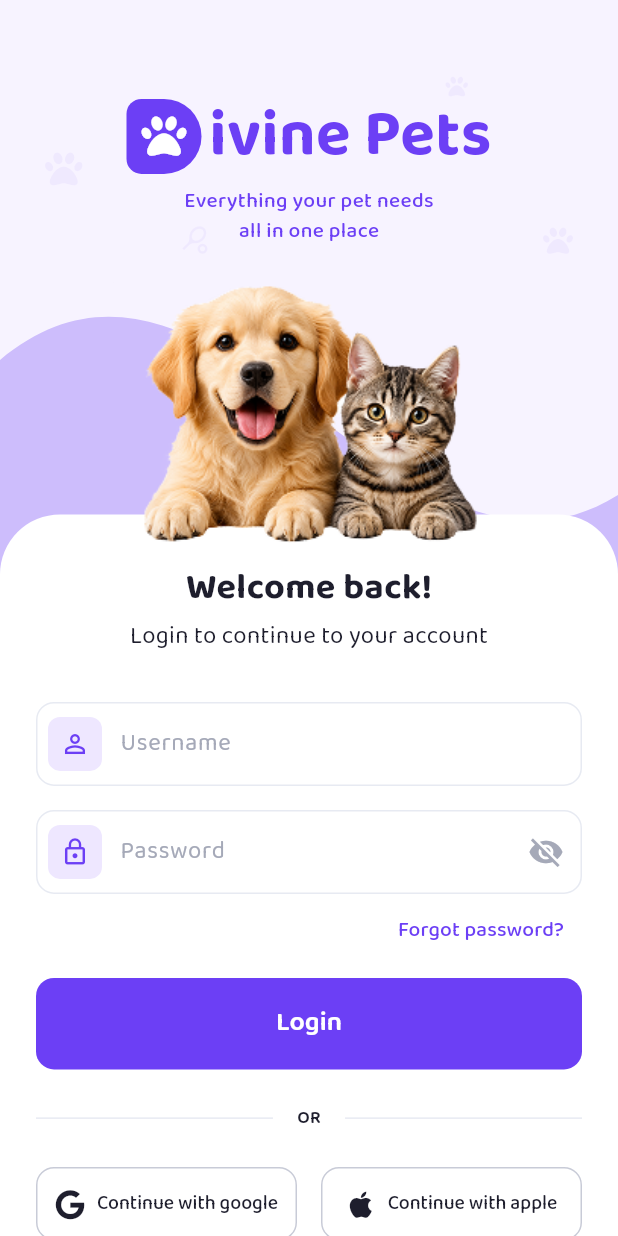
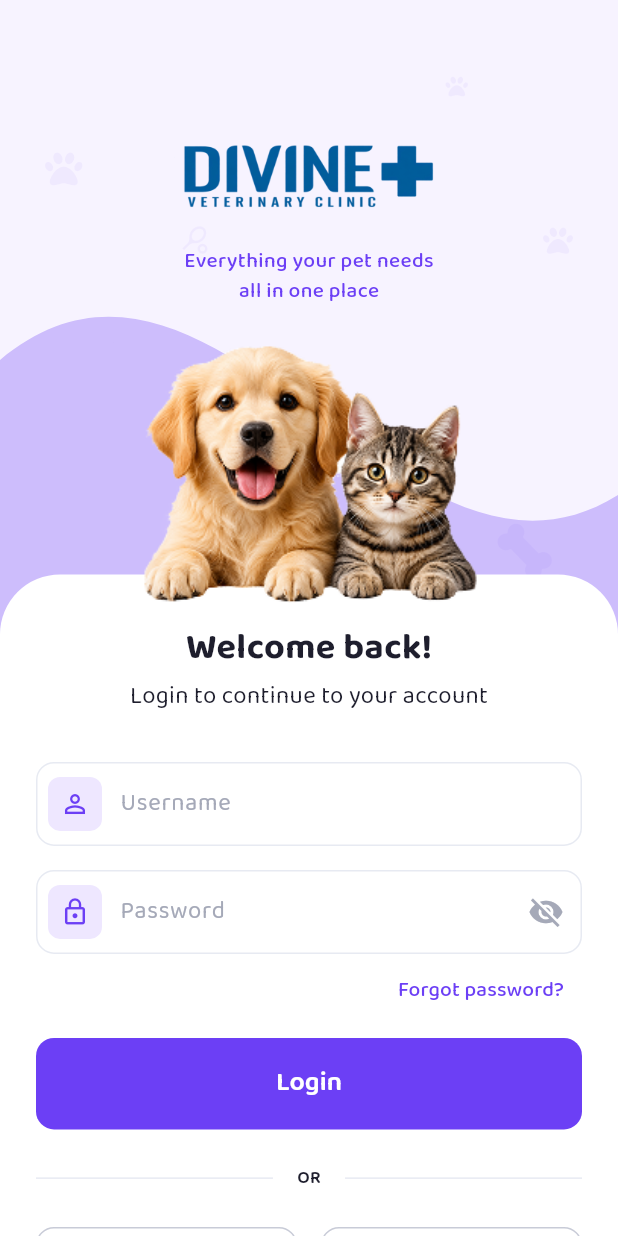
Before and after one commit to Asim-9812/nextrestrov2, a Flutter app: the screen it shows after launch, on a phone screen of 412 x 824 dp. Run offline on Flutter 3.47's test engine with Material 3 defaults, Android fonts, the phone set to English and light mode, and no system bars; our stand-ins replace animate_do, dartz, device_preview, dio, equatable, firebase_core and 9 more; missing offline and left inert: onesignal_flutter; accounts and stored records are empty.

Commit message:
feat: change app logo to banner_logo.png and set fav.png as launcher icon

```diff
--- a/lib/core/widgets/app_logo.dart
+++ b/lib/core/widgets/app_logo.dart
@@ -10,61 +10,17 @@ class AppLogo extends StatelessWidget {
 
   const AppLogo({
     super.key,
-    this.size = 40,
+    this.size = 150,
     this.color,
     this.pawColor,
   });
 
   @override
   Widget build(BuildContext context) {
-    final logoColor = color ?? AppColors.primary;
-
-    return Material(
-      color: Colors.transparent,
-      child: Row(
-        mainAxisSize: MainAxisSize.min,
-        crossAxisAlignment: CrossAxisAlignment.center,
-        children: [
-          // The "D" Icon with Paw
-          Container(
-            width: size,
-            height: size,
-            decoration: BoxDecoration(
-              color: logoColor,
-              borderRadius: BorderRadius.only(
-                topLeft: Radius.circular(size * 0.2),
-                bottomLeft: Radius.circular(size * 0.2),
-                topRight: Radius.circular(size * 0.5),
-                bottomRight: Radius.circular(size * 0.5),
-              ),
-            ),
-            child: Center(
-              child: Icon(
-                FontAwesomeIcons.paw,
-                color: pawColor ?? Colors.black,
-                size: size * 0.6,
-              ),
-            ),
-          ),
-          SizedBox(width: size * 0.1),
-          // The "ivine Pets" Text
-          Flexible(
-            fit: FlexFit.loose,
-            child: SingleChildScrollView(
-              scrollDirection: Axis.horizontal,
-              physics: const NeverScrollableScrollPhysics(),
-              child: Text(
-                'ivine Pets',
-                style: AppTextStyles.h2.copyWith(
-                  color: logoColor,
-                  fontSize: size * 0.85,
-                  height: 1.1,
-                ),
-              ),
-            ),
-          ),
-        ],
-      ),
+    return Image.asset(
+      'assets/images/icons/banner_logo.png',
+      width: size,
+      fit: BoxFit.contain,
     );
   }
 }
--- a/lib/features/auth/presentation/pages/login_page.dart
+++ b/lib/features/auth/presentation/pages/login_page.dart
@@ -84,8 +84,7 @@ class _LoginPageState extends State<LoginPage> {
                               const Hero(
                                 tag: 'appLogo',
                                 child: AppLogo(
-                                  size: 50,
-                                  pawColor: AppColors.white,
+                                  size: 180,
                                 ),
                               ),
                               AppSizes.gapH8,
--- a/lib/features/dashboard/presentation/widgets/app_drawer.dart
+++ b/lib/features/dashboard/presentation/widgets/app_drawer.dart
@@ -44,7 +44,7 @@ class AppDrawer extends StatelessWidget {
             ),
             child: const Align(
               alignment: Alignment.bottomCenter,
-              child: AppLogo(size: 32, pawColor: Colors.white),
+              child: AppLogo(size: 150),
             ),
           ),
 
--- a/lib/main.dart
+++ b/lib/main.dart
@@ -115,7 +115,10 @@ class _MyAppState extends State<MyApp> {
         child = DevicePreview.appBuilder(context, child);
         return BlocListener<AuthBloc, AuthState>(
           listener: (context, state) {
-            if (state is Unauthenticated) {
+            if (state is Authenticated) {
+              OneSignalService.login(state.user.userId.toString());
+            } else if (state is Unauthenticated) {
+              OneSignalService.logout();
               navigatorKey.currentState?.pushAndRemoveUntil(
                 MaterialPageRoute(builder: (_) => const LoginPage()),
                 (route) => false,
```
Also changed, not shown: lib/core/services/onesignal_service.dart (+33 -3 lines), pubspec.yaml (+7 -0 lines), assets/images/icons/banner_logo.png (added), assets/images/icons/fav.png (added), pubspec.lock, 30 other files.
